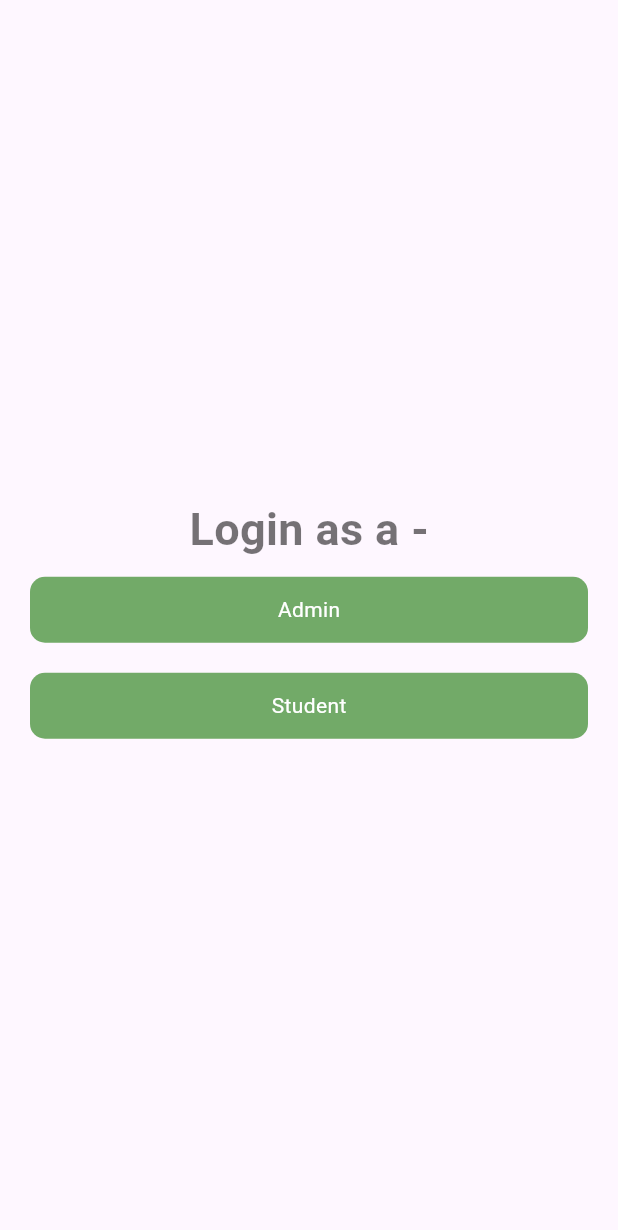
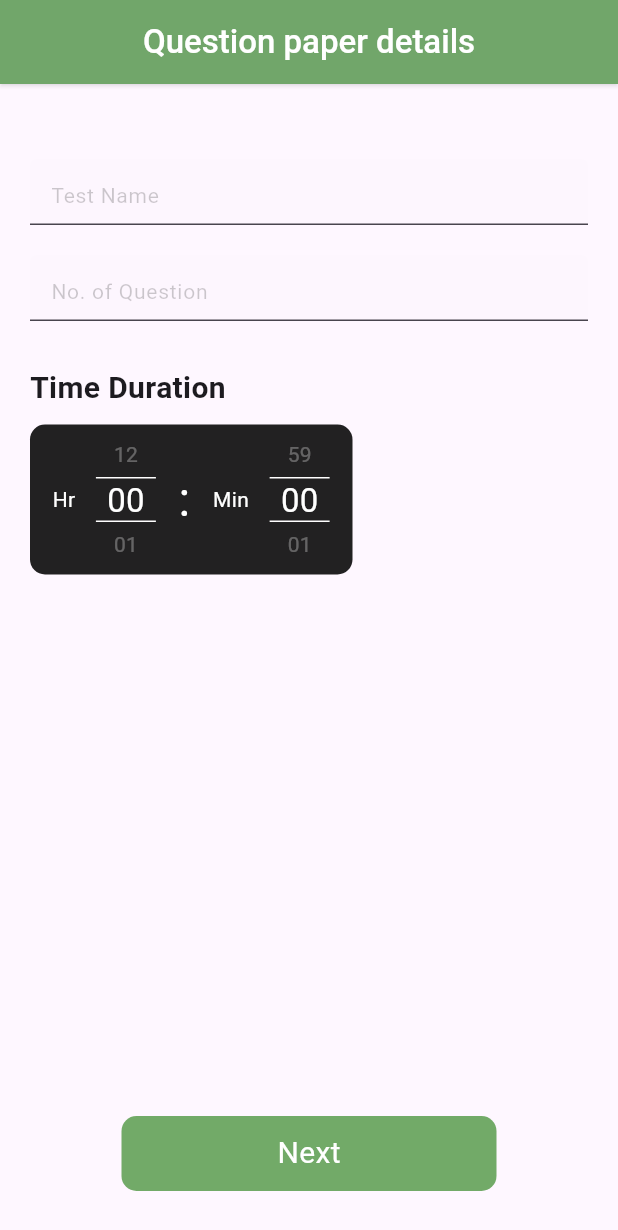
Before and after one commit to Lkgupta9723/E-TEST-APP-USING-FLUTTER, a Flutter app: the screen it shows after launch, on a phone screen of 412 x 824 dp. Shown: the top 1230 px of the screen. Run offline on Flutter 3.47's test engine with Material 3 defaults, Android fonts, the phone set to English and light mode, and no system bars; drawn by our look-alikes of numberpicker; Roboto replaces fonts that are missing (SFProText).

Commit message:
le bhai chalu too kardiya

```diff
--- a/lib/main.dart
+++ b/lib/main.dart
@@ -1,5 +1,6 @@
+import 'package:collegeapp/views/designQuestionPaper.dart';
 import 'package:flutter/material.dart';
-import 'splashscreen.dart';
+import 'views/splashscreen.dart';
 
 void main() {
   runApp(const MyApp());
@@ -8,48 +9,24 @@ void main() {
 class MyApp extends StatelessWidget {
   const MyApp({super.key});
 
-  // This widget is the root of your application.
+
   @override
   Widget build(BuildContext context) {
     return MaterialApp(
       debugShowCheckedModeBanner: false,
       title: 'Flutter Demo',
       theme: ThemeData(
-        // This is the theme of your application.
-        //
-        // TRY THIS: Try running your application with "flutter run". You'll see
-        // the application has a blue toolbar. Then, without quitting the app,
-        // try changing the seedColor in the colorScheme below to Colors.green
-        // and then invoke "hot reload" (save your changes or press the "hot
-        // reload" button in a Flutter-supported IDE, or press "r" if you used
-        // the command line to start the app).
-        //
-        // Notice that the counter didn't reset back to zero; the application
-        // state is not lost during the reload. To reset the state, use hot
-        // restart instead.
-        //
-        // This works for code too, not just values: Most code changes can be
-        // tested with just a hot reload.
+
         colorScheme: ColorScheme.fromSeed(seedColor: Colors.deepPurple),
         useMaterial3: true,
       ),
-      home: const SplashScreen(),
+      home: const design_question_paper(),
     );
   }
 }
 
 class MyHomePage extends StatefulWidget {
   const MyHomePage({super.key, required this.title});
-
-  // This widget is the home page of your application. It is stateful, meaning
-  // that it has a State object (defined below) that contains fields that affect
-  // how it looks.
-
-  // This class is the configuration for the state. It holds the values (in this
-  // case the title) provided by the parent (in this case the App widget) and
-  // used by the build method of the State. Fields in a Widget subclass are
-  // always marked "final".
-
   final String title;
 
   @override
@@ -61,50 +38,25 @@ class _MyHomePageState extends State<MyHomePage> {
 
   void _incrementCounter() {
     setState(() {
-      // This call to setState tells the Flutter framework that something has
-      // changed in this State, which causes it to rerun the build method below
-      // so that the display can reflect the updated values. If we changed
-      // _counter without calling setState(), then the build method would not be
-      // called again, and so nothing would appear to happen.
+
       _counter++;
     });
   }
 
   @override
   Widget build(BuildContext context) {
-    // This method is rerun every time setState is called, for instance as done
-    // by the _incrementCounter method above.
-    //
-    // The Flutter framework has been optimized to make rerunning build methods
-    // fast, so that you can just rebuild anything that needs updating rather
-    // than having to individually change instances of widgets.
+
     return Scaffold(
       appBar: AppBar(
-        // TRY THIS: Try changing the color here to a specific color (to
-        // Colors.amber, perhaps?) and trigger a hot reload to see the AppBar
-        // change color while the other colors stay the same.
+
         backgroundColor: Theme.of(context).colorScheme.inversePrimary,
-        // Here we take the value from the MyHomePage object that was created by
-        // the App.build method, and use it to set our appbar title.
+
         title: Text(widget.title),
       ),
       body: Center(
-        // Center is a layout widget. It takes a single child and positions it
-        // in the middle of the parent.
+
         child: Column(
-          // Column is also a layout widget. It takes a list of children and
-          // arranges them vertically. By default, it sizes itself to fit its
-          // children horizontally, and tries to be as tall as its parent.
-          //
-          // Column has various properties to control how it sizes itself and
-          // how it positions its children. Here we use mainAxisAlignment to
-          // center the children vertically; the main axis here is the vertical
-          // axis because Columns are vertical (the cross axis would be
-          // horizontal).
-          //
-          // TRY THIS: Invoke "debug painting" (choose the "Toggle Debug Paint"
-          // action in the IDE, or press "p" in the console), to see the
-          // wireframe for each widget.
+
           mainAxisAlignment: MainAxisAlignment.center,
           children: <Widget>[
             const Text(
@@ -121,7 +73,7 @@ class _MyHomePageState extends State<MyHomePage> {
         onPressed: _incrementCounter,
         tooltip: 'Increment',
         child: const Icon(Icons.add),
-      ), // This trailing comma makes auto-formatting nicer for build methods.
+      ),
     );
   }
 }
--- /dev/null
+++ b/lib/views/designQuestionPaper.dart
@@ -0,0 +1,243 @@
+import 'package:flutter/material.dart';
+import 'package:numberpicker/numberpicker.dart';
+
+class design_question_paper extends StatefulWidget {
+  const design_question_paper({super.key});
+
+  @override
+  State<design_question_paper> createState() => _design_question_paperState();
+}
+
+TextEditingController testName = TextEditingController();
+TextEditingController question_count = TextEditingController();
+
+class _design_question_paperState extends State<design_question_paper> {
+  var hour = 0;
+  var min = 0;
+  var startDate = DateTime.now();
+
+  // void dateTimePickerWidget(BuildContext context) {
+  //   return DatePicker.showDatePicker(
+  //     context,
+  //     dateFormat: 'dd MMMM yyyy HH:mm',
+  //     initialDateTime: DateTime.now(),
+  //     minDateTime: DateTime(2000),
+  //     maxDateTime: DateTime(3000),
+  //     onMonthChangeStartWithFirstDate: true,
+  //     onConfirm: (dateTime, List<int> index) {
+  //       DateTime selectdate = dateTime;
+  //       final selIOS = DateFormat('dd-MMM-yyyy - HH:mm').format(selectdate);
+  //       print(selIOS);
+  //     },
+  //   );
+  // }
+
+  @override
+  Widget build(BuildContext context) {
+    return Scaffold(
+      appBar: AppBar(
+        automaticallyImplyLeading: false,
+        title: const Center(
+          child: Text(
+            "Question paper details",
+            style: TextStyle(
+                fontFamily: 'SFProText',
+                fontWeight: FontWeight.w500,
+                color: Colors.white),
+          ),
+        ),
+        backgroundColor: const Color.fromRGBO(114, 170, 104, 1.0),
+        shadowColor: Colors.black45,
+        elevation: BorderSide.strokeAlignOutside,
+      ),
+      body: Column(
+        mainAxisAlignment: MainAxisAlignment.start,
+        crossAxisAlignment: CrossAxisAlignment.start,
+        children: [
+          Padding(
+            padding: const EdgeInsets.only(left: 20, right: 20, top: 50),
+            child: SizedBox(
+              height: 44,
+              child: TextField(
+                onChanged: (v) {
+                  setState(() {});
+                },
+                controller: testName,
+                style: const TextStyle(fontSize: 16),
+                cursorColor: Colors.grey,
+                decoration: InputDecoration(
+                    filled: true,
+                    fillColor: const Color(0xffF2F2F2).withOpacity(0.1),
+                    hintText: 'Test Name',
+                    hintStyle: TextStyle(
+                        fontWeight: FontWeight.w400,
+                        color: Colors.black.withOpacity(0.2),
+                        fontSize: 14),
+                    contentPadding: const EdgeInsets.only(left: 10, right: 10)),
+              ),
+            ),
+          ),
+          const SizedBox(
+            height: 10,
+          ),
+          Padding(
+            padding: const EdgeInsets.symmetric(horizontal: 20, vertical: 10),
+            child: SizedBox(
+              height: 44,
+              child: TextField(
+                onChanged: (v) {
+                  setState(() {});
+                },
+                controller: question_count,
+                style: const TextStyle(fontSize: 16),
+                cursorColor: Colors.grey,
+                decoration: InputDecoration(
+                    filled: true,
+                    fillColor: const Color(0xffF2F2F2).withOpacity(0.1),
+                    hintText: 'No. of Question',
+                    hintStyle: TextStyle(
+                        fontWeight: FontWeight.w400,
+                        color: Colors.black.withOpacity(0.2),
+                        fontSize: 14),
+                    contentPadding: const EdgeInsets.only(left: 10, right: 10)),
+              ),
+            ),
+          ),
+          const Padding(
+            padding: EdgeInsets.only(left: 20, top: 20),
+            child: Text(
+              "Time Duration",
+              style: TextStyle(fontWeight: FontWeight.bold, fontSize: 20),
+            ),
+          ),
+          const SizedBox(height: 10),
+          Container(
+            margin: const EdgeInsets.only(left: 20),
+            height: 100,
+            width: 215,
+            decoration: BoxDecoration(
+              borderRadius: BorderRadius.circular(10),
+              color: Colors.black87,
+            ),
+            child: Row(
+              children: [
+                const SizedBox(
+                  width: 15,
+                ),
+                const Text(
+                  "Hr ",
+                  style: TextStyle(color: Colors.white),
+                ),
+                const SizedBox(
+                  width: 10,
+                ),
+                NumberPicker(
+                  minValue: 0,
+                  maxValue: 12,
+                  value: hour,
+                  itemHeight: 30,
+                  itemWidth: 40,
+                  textStyle: const TextStyle(color: Colors.white30),
+                  selectedTextStyle:
+                      const TextStyle(color: Colors.white, fontSize: 22),
+                  zeroPad: true,
+                  infiniteLoop: true,
+                  decoration: const BoxDecoration(
+                    border: Border(
+                        top: BorderSide(color: Colors.white),
+                        bottom: BorderSide(color: Colors.white)),
+                  ),
+                  onChanged: (value) {
+                    setState(() {
+                      hour = value;
+                    });
+                  },
+                ),
+                const SizedBox(
+                  width: 15,
+                ),
+                const Text(
+                  ":",
+                  style: TextStyle(color: Colors.white, fontSize: 32),
+                ),
+                const SizedBox(
+                  width: 15,
+                ),
+                const Text(
+                  "Min ",
+                  style: TextStyle(color: Colors.white),
+                ),
+                const SizedBox(
+                  width: 10,
+                ),
+                NumberPicker(
+                    minValue: 0,
+                    maxValue: 59,
+                    value: min,
+                    itemHeight: 30,
+                    itemWidth: 40,
+                    textStyle: const TextStyle(color: Colors.white30),
+                    selectedTextStyle:
+                        const TextStyle(color: Colors.white, fontSize: 22),
+                    zeroPad: true,
+                    infiniteLoop: true,
+                    decoration: const BoxDecoration(
+                      border: Border(
+                          top: BorderSide(color: Colors.white),
+                          bottom: BorderSide(color: Colors.white)),
+                    ),
+                    onChanged: (value) {
+                      setState(() {
+                        min = value;
+                      });
+                    }),
+                const SizedBox(
+                  width: 10,
+                )
+              ],
+            ),
+          ),
+          // const SizedBox(
+          //   height: 15,
+          // ),
+          // const Padding(
+          //   padding: EdgeInsets.only(left: 20),
+          //   child: Text(
+          //     "Start Date and time",
+          //     style: TextStyle(fontWeight: FontWeight.bold, fontSize: 20),
+          //   ),
+          // ),
+          //    ElevatedButton(
+          //   onPressed: () {
+          //     dateTimePickerWidget(context);
+          //   },
+          //   child: Text('Pick Date-Time'),
+          // ),
+          const Spacer(),
+          Center(
+            child: Padding(
+              padding: const EdgeInsets.only(bottom: 30),
+              child: InkWell(
+                onTap: () {},
+                child: Container(
+                  height: 50,
+                  width: 250,
+                  decoration: BoxDecoration(
+                    color: const Color.fromRGBO(114, 170, 104, 1.0),
+                    borderRadius: BorderRadius.circular(10),
+                  ),
+                  child: const Center(
+                    child: Text(
+                      'Next',
+                      style: TextStyle(fontSize: 20, color: Colors.white),
+                    ),
+                  ),
+                ),
+              ),
+            ),
+          ),
+        ],
+      ),
+    );
+  }
+}
--- a/lib/splashscreen.dart
+++ b/lib/views/splashscreen.dart
@@ -1,4 +1,4 @@
-import 'package:collegeapp/userspage.dart';
+import 'package:collegeapp/views/userspage.dart';
 import 'package:flutter/material.dart';
 
 class SplashScreen extends StatefulWidget {
--- a/lib/userspage.dart
+++ b/lib/views/userspage.dart
@@ -1,5 +1,5 @@
-import 'package:collegeapp/adminlogin.dart';
-import 'package:collegeapp/student_login.dart';
+import 'package:collegeapp/views/adminlogin.dart';
+import 'package:collegeapp/views/student_login.dart';
 import 'package:flutter/material.dart';
 
 class UsersPage extends StatefulWidget {
```
Also changed, not shown: lib/views/adminfirstpage.dart (added, +45 -0 lines), lib/views/adminlogin.dart (renamed from lib/student_login.dart, +26 -46 lines), lib/views/student_login.dart (renamed from lib/studentloginpage.dart, +33 -10 lines), lib/views/studentloginpage.dart (renamed from lib/adminlogin.dart, +27 -18 lines), pubspec.yaml (+6 -1 lines), lib/views/detailpage.dart (renamed from lib/detailpage.dart), pubspec.lock.
